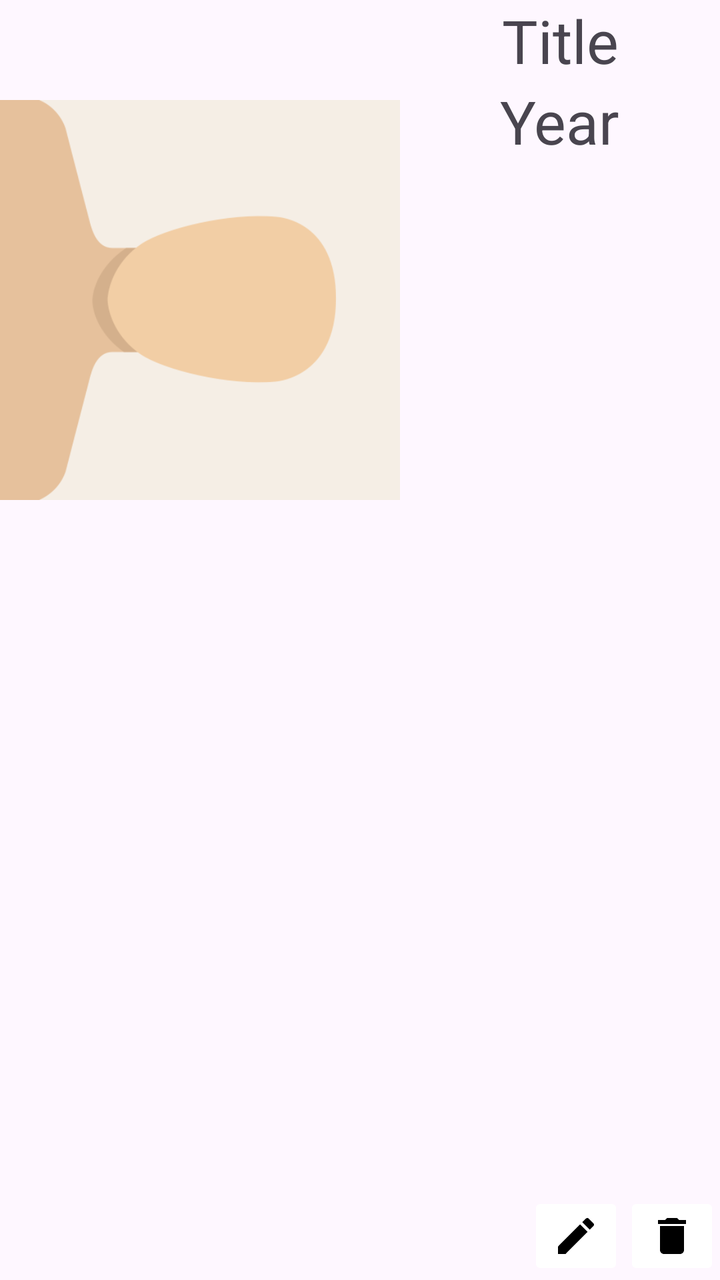
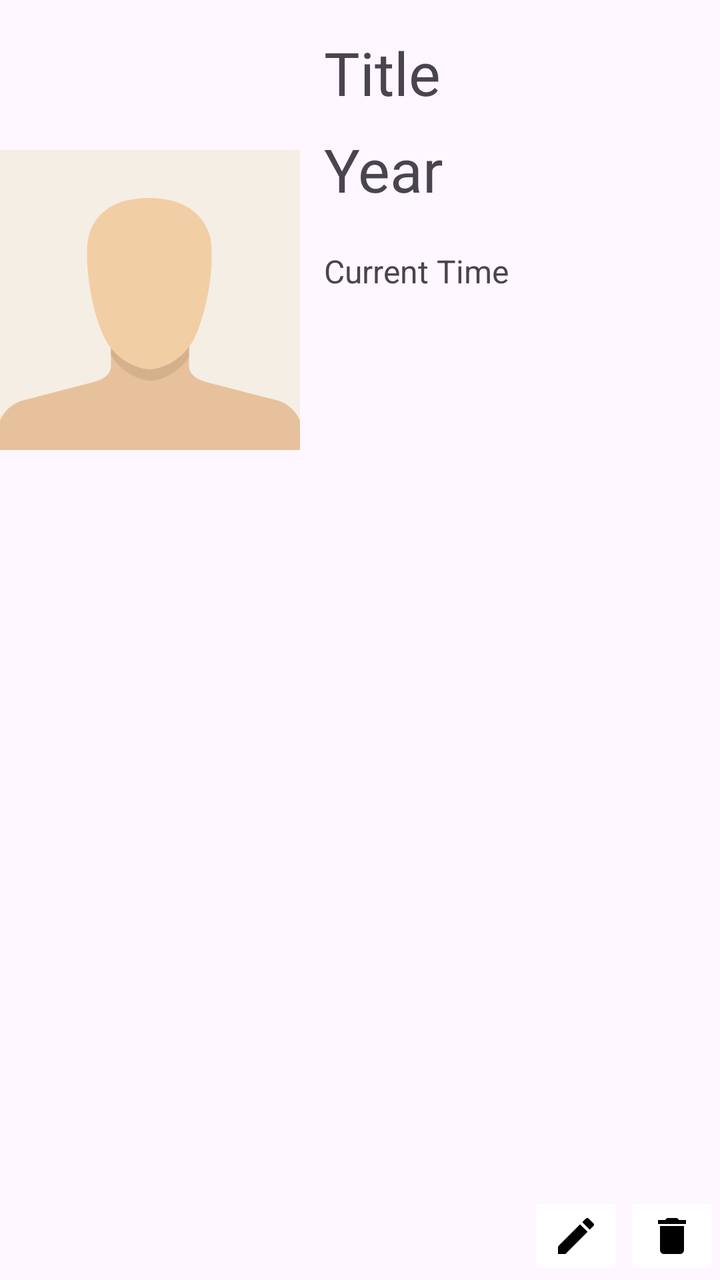

Two renders of the same Android screen: before a commit and after it. Below are the layout's source before the change and the commit's diff.
<!-- AndroidManifest.xml: application theme Theme.MHIke -->
<!-- res/layout/observation_item.xml -->
<?xml version="1.0" encoding="utf-8"?>
<androidx.constraintlayout.widget.ConstraintLayout
    android:id="@+id/l_oitem"
    xmlns:android="http://schemas.android.com/apk/res/android"
    xmlns:app="http://schemas.android.com/apk/res-auto"
    xmlns:tools="http://schemas.android.com/tools"
    android:layout_width="match_parent"
    android:layout_height="wrap_content"
    android:layout_marginTop="50dp">



    <ImageView
        android:id="@+id/iv_Oimage"
        android:layout_width="200dp"
        android:layout_height="300dp"
        android:rotation="90"
        android:src="@drawable/default_avatar"
        app:layout_constraintStart_toStartOf="parent"
        app:layout_constraintTop_toTopOf="parent" />

    <TextView
        android:id="@+id/txt_Otitle"
        android:layout_width="wrap_content"
        android:layout_height="wrap_content"
        android:text="Title"

        android:textSize="30sp"
        app:layout_constraintEnd_toEndOf="parent"
        app:layout_constraintStart_toEndOf="@+id/iv_Oimage"
        app:layout_constraintTop_toTopOf="parent" />
 <TextView
        android:id="@+id/txt_Year"
        android:layout_width="wrap_content"
        android:layout_height="wrap_content"
        android:text="Year"

        android:textSize="30sp"
        app:layout_constraintEnd_toEndOf="parent"
        app:layout_constraintStart_toEndOf="@+id/iv_Oimage"
        app:layout_constraintTop_toBottomOf="@+id/txt_Otitle" />

    <ImageButton
        android:id="@+id/btn_OEdit"
        android:layout_width="wrap_content"
        android:layout_height="wrap_content"
        android:backgroundTint="@color/white"
        android:src="@drawable/baseline_edit_24"
        app:layout_constraintBottom_toBottomOf="parent"
        app:layout_constraintEnd_toStartOf="@+id/btn_ODelete" />

    <ImageButton
        android:id="@+id/btn_ODelete"
        android:layout_width="wrap_content"
        android:layout_height="wrap_content"
        android:backgroundTint="@color/white"
        android:src="@drawable/baseline_delete_24"
        app:layout_constraintBottom_toBottomOf="parent"
        app:layout_constraintEnd_toEndOf="parent" />





</androidx.constraintlayout.widget.ConstraintLayout>
<!-- resources referenced by this layout -->
<resources>
  <color name="white">#FFFFFFFF</color>
  <!-- drawable baseline_delete_24 (drawable) -->
  <vector android:height="24dp" android:tint="#000000"
      android:viewportHeight="24" android:viewportWidth="24"
      android:width="24dp" xmlns:android="http://schemas.android.com/apk/res/android">
      <path android:fillColor="@android:color/white" android:pathData="M6,19c0,1.1 0.9,2 2,2h8c1.1,0 2,-0.9 2,-2V7H6v12zM19,4h-3.5l-1,-1h-5l-1,1H5v2h14V4z"/>
  </vector>
  <!-- drawable baseline_edit_24 (drawable) -->
  <vector android:height="24dp" android:tint="#000000"
      android:viewportHeight="24" android:viewportWidth="24"
      android:width="24dp" xmlns:android="http://schemas.android.com/apk/res/android">
      <path android:fillColor="@android:color/white" android:pathData="M3,17.25V21h3.75L17.81,9.94l-3.75,-3.75L3,17.25zM20.71,7.04c0.39,-0.39 0.39,-1.02 0,-1.41l-2.34,-2.34c-0.39,-0.39 -1.02,-0.39 -1.41,0l-1.83,1.83 3.75,3.75 1.83,-1.83z"/>
  </vector>
  <!-- drawable default_avatar: png bitmap (drawable, 9538 bytes) -->
  <style name="Theme.MHIke" parent="Base.Theme.MHIke" />
  <style name="Base.Theme.MHIke" parent="Theme.Material3.DayNight.NoActionBar">
          
          
      </style>
</resources>

<!-- the commit's change to res/layout/observation_item.xml (unified diff, before → after) -->
@@ -9,36 +9,50 @@
     android:layout_marginTop="50dp">
 
 
-
     <ImageView
         android:id="@+id/iv_Oimage"
-        android:layout_width="200dp"
+        android:layout_width="150dp"
         android:layout_height="300dp"
-        android:rotation="90"
+        android:rotation="0"
         android:src="@drawable/default_avatar"
         app:layout_constraintStart_toStartOf="parent"
         app:layout_constraintTop_toTopOf="parent" />
+
 
     <TextView
         android:id="@+id/txt_Otitle"
         android:layout_width="wrap_content"
         android:layout_height="wrap_content"
+
+        android:layout_marginStart="12dp"
+        android:layout_marginTop="16dp"
         android:text="Title"
-
         android:textSize="30sp"
-        app:layout_constraintEnd_toEndOf="parent"
         app:layout_constraintStart_toEndOf="@+id/iv_Oimage"
         app:layout_constraintTop_toTopOf="parent" />
- <TextView
+
+    <TextView
         android:id="@+id/txt_Year"
         android:layout_width="wrap_content"
         android:layout_height="wrap_content"
+
+        android:layout_marginStart="12dp"
+        android:layout_marginTop="8dp"
         android:text="Year"
-
         android:textSize="30sp"
-        app:layout_constraintEnd_toEndOf="parent"
         app:layout_constraintStart_toEndOf="@+id/iv_Oimage"
         app:layout_constraintTop_toBottomOf="@+id/txt_Otitle" />
+
+    <TextView
+        android:id="@+id/txt_CurrentTime"
+        android:layout_width="wrap_content"
+        android:layout_height="wrap_content"
+        android:layout_marginStart="12dp"
+        android:layout_marginTop="20dp"
+        android:text="Current Time"
+        android:textSize="16sp"
+        app:layout_constraintStart_toEndOf="@+id/iv_Oimage"
+        app:layout_constraintTop_toBottomOf="@+id/txt_Year" />
 
     <ImageButton
         android:id="@+id/btn_OEdit"
@@ -59,7 +73,4 @@
         app:layout_constraintEnd_toEndOf="parent" />
 
 
-
-
-
 </androidx.constraintlayout.widget.ConstraintLayout>
